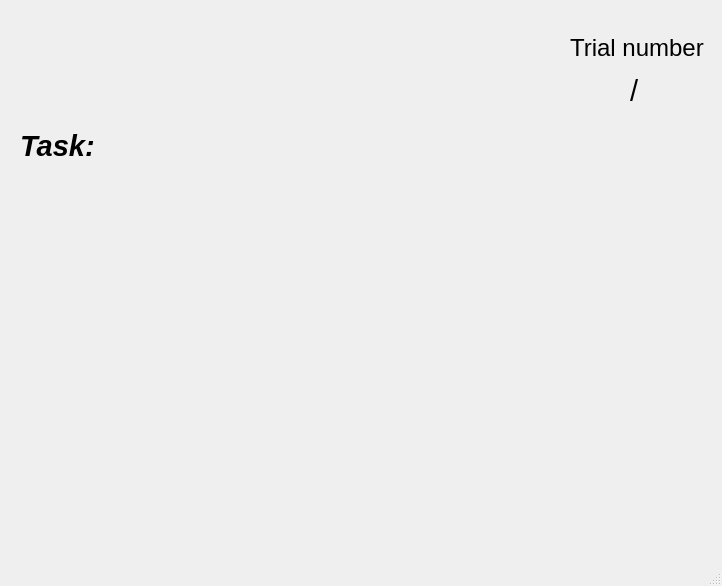
Qt form package/views/layouts/subjectview1.ui (WILLSNIU186/EEG-Online-Experiment-GUI) before a commit.
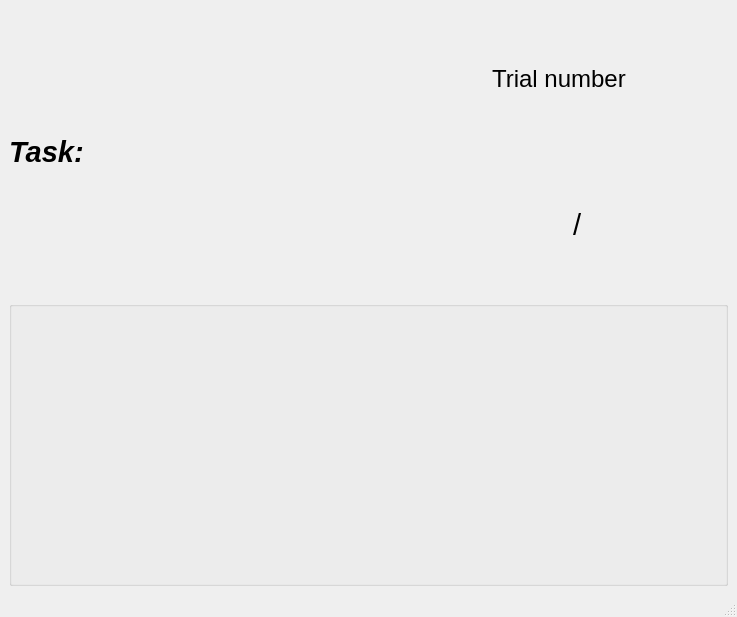
The same form after that commit. Icons and pictures are not drawn.

The edit to the form file:
```diff
--- a/package/views/layouts/subjectview1.ui
+++ b/package/views/layouts/subjectview1.ui
@@ -6,8 +6,8 @@
    <rect>
     <x>0</x>
     <y>0</y>
-    <width>722</width>
-    <height>586</height>
+    <width>737</width>
+    <height>617</height>
    </rect>
   </property>
   <property name="windowTitle">
@@ -17,15 +17,9 @@
    <bool>true</bool>
   </property>
   <widget class="QWidget" name="centralwidget">
+   <layout class="QGridLayout" name="gridLayout_4">
+    <item row="0" column="0">
    <widget class="QLabel" name="label_task">
-    <property name="geometry">
-     <rect>
-      <x>20</x>
-      <y>110</y>
-      <width>91</width>
-      <height>71</height>
-     </rect>
-    </property>
     <property name="font">
      <font>
       <family>Arial</family>
@@ -39,41 +33,14 @@
      <string>Task:</string>
     </property>
    </widget>
-   <widget class="QLabel" name="label_task_content">
-    <property name="geometry">
-     <rect>
-      <x>20</x>
-      <y>220</y>
-      <width>701</width>
-      <height>81</height>
-     </rect>
-    </property>
-    <property name="font">
-     <font>
-      <family>Arial</family>
-      <pointsize>22</pointsize>
-      <weight>75</weight>
-      <bold>true</bold>
-     </font>
-    </property>
-    <property name="text">
-     <string/>
-    </property>
-    <property name="alignment">
-     <set>Qt::AlignCenter</set>
-    </property>
-    <property name="wordWrap">
-     <bool>true</bool>
-    </property>
-   </widget>
+    </item>
+    <item row="0" column="1">
    <widget class="QLabel" name="label_instruction_image">
-    <property name="geometry">
-     <rect>
-      <x>260</x>
-      <y>10</y>
-      <width>231</width>
-      <height>191</height>
-     </rect>
+      <property name="sizePolicy">
+       <sizepolicy hsizetype="Preferred" vsizetype="Preferred">
+        <horstretch>0</horstretch>
+        <verstretch>0</verstretch>
+       </sizepolicy>
     </property>
     <property name="text">
      <string/>
@@ -88,15 +55,23 @@
      <number>2</number>
     </property>
    </widget>
+    </item>
+    <item row="0" column="2">
+     <layout class="QGridLayout" name="gridLayout">
+      <item row="0" column="0" colspan="3">
+       <widget class="QLabel" name="label_3">
+        <property name="font">
+         <font>
+          <pointsize>18</pointsize>
+         </font>
+        </property>
+        <property name="text">
+         <string>Trial number</string>
+        </property>
+       </widget>
+      </item>
+      <item row="1" column="0">
    <widget class="QLabel" name="label_current_trial">
-    <property name="geometry">
-     <rect>
-      <x>566</x>
-      <y>70</y>
-      <width>51</width>
-      <height>41</height>
-     </rect>
-    </property>
     <property name="font">
      <font>
       <family>Arial</family>
@@ -107,15 +82,9 @@
      <string/>
     </property>
    </widget>
+      </item>
+      <item row="1" column="1">
    <widget class="QLabel" name="label_2">
-    <property name="geometry">
-     <rect>
-      <x>630</x>
-      <y>70</y>
-      <width>16</width>
-      <height>41</height>
-     </rect>
-    </property>
     <property name="font">
      <font>
       <family>Arial</family>
@@ -126,15 +95,9 @@
      <string>/</string>
     </property>
    </widget>
+      </item>
+      <item row="1" column="2">
    <widget class="QLabel" name="label_total_trial">
-    <property name="geometry">
-     <rect>
-      <x>650</x>
-      <y>70</y>
-      <width>61</width>
-      <height>41</height>
-     </rect>
-    </property>
     <property name="font">
      <font>
       <family>Arial</family>
@@ -145,15 +108,17 @@
      <string/>
     </property>
    </widget>
+      </item>
+     </layout>
+    </item>
+    <item row="1" column="0" colspan="3">
+     <widget class="QGroupBox" name="groupBox">
+      <property name="title">
+       <string/>
+      </property>
+      <layout class="QGridLayout" name="gridLayout_2">
+       <item row="1" column="0">
    <widget class="QLabel" name="label">
-    <property name="geometry">
-     <rect>
-      <x>10</x>
-      <y>300</y>
-      <width>701</width>
-      <height>211</height>
-     </rect>
-    </property>
     <property name="font">
      <font>
       <family>Arial</family>
@@ -167,24 +132,38 @@
      <set>Qt::AlignCenter</set>
     </property>
    </widget>
-   <widget class="QLabel" name="label_3">
-    <property name="geometry">
-     <rect>
-      <x>570</x>
-      <y>32</y>
-      <width>141</width>
-      <height>31</height>
-     </rect>
+       </item>
+       <item row="0" column="0">
+        <widget class="QLabel" name="label_task_content">
+         <property name="sizePolicy">
+          <sizepolicy hsizetype="Preferred" vsizetype="Fixed">
+           <horstretch>0</horstretch>
+           <verstretch>0</verstretch>
+          </sizepolicy>
     </property>
     <property name="font">
      <font>
-      <pointsize>18</pointsize>
+           <family>Arial</family>
+           <pointsize>22</pointsize>
+           <weight>75</weight>
+           <bold>true</bold>
      </font>
     </property>
     <property name="text">
-     <string>Trial number</string>
-    </property>
-   </widget>
+          <string/>
+         </property>
+         <property name="alignment">
+          <set>Qt::AlignCenter</set>
+         </property>
+         <property name="wordWrap">
+          <bool>true</bool>
+         </property>
+        </widget>
+       </item>
+      </layout>
+     </widget>
+    </item>
+   </layout>
   </widget>
   <widget class="QStatusBar" name="statusbar"/>
  </widget>
```
Left out of the diff: 3 changed lines with no effect on the pictures. Lines whose indentation alone changed are shown as unchanged.
